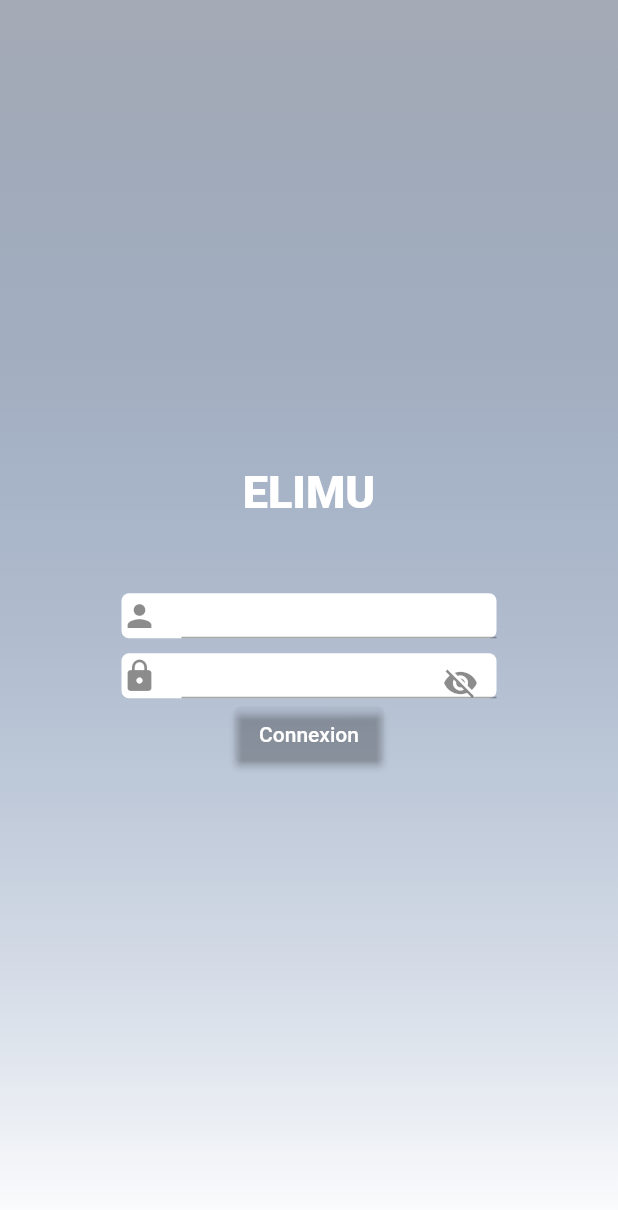
After one commit to KBjeanelie/elimu_universite_mobile, a Flutter app: the screen it shows after launch, after a tap on "Connexion", on a phone screen of 412 x 824 dp. The commit adds this screen. Shown: the top 1210 px of the screen. Run offline on Flutter 3.47's test engine with Material 3 defaults, Android fonts, the phone set to English and light mode, and no system bars; our stand-ins replace eva_icons_flutter, google_fonts.

Commit message:
splash et login

```diff
--- a/lib/main.dart
+++ b/lib/main.dart
@@ -1,7 +1,17 @@
+import 'package:elimu_universite_mobile/screens/login.dart';
+import 'package:elimu_universite_mobile/screens/splash_screen.dart';
 import 'package:elimu_universite_mobile/screens/home_screen.dart';
 import 'package:flutter/material.dart';
+import 'package:flutter/services.dart';
+import 'dart:io' show Platform;
+import 'package:google_fonts/google_fonts.dart';
 
-void main() {
+Future<void> main() async {
+  WidgetsFlutterBinding.ensureInitialized();
+  await SystemChrome.setPreferredOrientations(<DeviceOrientation>[
+    DeviceOrientation.portraitUp,
+    DeviceOrientation.portraitDown,
+  ]);
   runApp(const MyApp());
 }
 
@@ -11,10 +21,23 @@ class MyApp extends StatelessWidget {
   // This widget is the root of your application.
   @override
   Widget build(BuildContext context) {
-    return const MaterialApp(
+    SystemChrome.setSystemUIOverlayStyle(
+      SystemUiOverlayStyle(
+        statusBarColor: const Color.fromRGBO(25, 40, 62, 0),
+        statusBarIconBrightness: Brightness.light,
+        statusBarBrightness:
+            Platform.isIOS ? Brightness.dark : Brightness.light,
+        systemNavigationBarColor: const Color.fromRGBO(25, 40, 62, 0),
+        systemNavigationBarIconBrightness: Brightness.light,
+      ),
+    );
+    return MaterialApp(
       debugShowCheckedModeBanner: false,
-      title: 'ELIMU Universite',
-      home: HomeScreen(),
+      theme: ThemeData(
+        colorScheme: ColorScheme.fromSeed(seedColor: Colors.blue.shade900),
+        useMaterial3: false,
+      ),
+      home: const SplashScreen(),
     );
   }
 }
--- /dev/null
+++ b/lib/screens/login.dart
@@ -0,0 +1,105 @@
+import 'package:flutter/material.dart';
+import 'package:google_fonts/google_fonts.dart';
+
+class LoginScreen extends StatefulWidget {
+  const LoginScreen({super.key});
+
+  @override
+  State<LoginScreen> createState() => _LoginScreenState();
+}
+
+class _LoginScreenState extends State<LoginScreen> {
+  @override
+  Widget build(BuildContext context) {
+    TextEditingController emailController = TextEditingController();
+    TextEditingController mdpController = TextEditingController();
+
+    bool obscureText = false;
+    return Scaffold(
+      backgroundColor: Colors.transparent,
+      body: Container(
+        width: double.infinity,
+        height: double.infinity,
+        decoration: const BoxDecoration(
+          gradient: LinearGradient(
+            colors: [
+              Color.fromARGB(255, 165, 171, 182),
+              Color.fromARGB(0, 26, 68, 130),
+            ],
+            begin: Alignment.topCenter,
+            end: Alignment.bottomCenter,
+          ),
+        ),
+        child: Center(
+          child: Column(
+            mainAxisAlignment: MainAxisAlignment.center,
+            children: [
+              const Text(
+                'ELIMU',
+                style: TextStyle(
+                  color: Colors.white,
+                  fontSize: 30,
+                  fontWeight: FontWeight.w800,
+                ),
+              ),
+              const SizedBox(
+                height: 50,
+              ),
+              Container(
+                height: 30,
+                width: 250,
+                decoration: BoxDecoration(
+                  color: Colors.white,
+                  borderRadius: BorderRadius.circular(5),
+                ),
+                child: TextFormField(
+                  controller: emailController,
+                  keyboardType: TextInputType.emailAddress,
+                  decoration: const InputDecoration(icon: Icon(Icons.person)),
+                ),
+              ),
+              const SizedBox(
+                height: 10,
+              ),
+              Container(
+                height: 30,
+                width: 250,
+                decoration: BoxDecoration(
+                  color: Colors.white,
+                  borderRadius: BorderRadius.circular(5),
+                ),
+                child: TextFormField(
+                  controller: mdpController,
+                  keyboardType: TextInputType.visiblePassword,
+                  decoration: InputDecoration(
+                    icon: const Icon(Icons.lock),
+                    suffixIcon: GestureDetector(
+                      child: IconButton(
+                        onPressed: () {
+                          setState(() {
+                            obscureText = !obscureText;
+                          });
+                        },
+                        icon: Icon(obscureText
+                            ? Icons.visibility
+                            : Icons.visibility_off),
+                      ),
+                    ),
+                  ),
+                ),
+              ),
+              const Row(),
+              ElevatedButton(
+                style: ElevatedButton.styleFrom(
+                  backgroundColor: const Color.fromARGB(0, 103, 135, 182),
+                ),
+                onPressed: () {},
+                child: const Text('Connexion'),
+              ),
+            ],
+          ),
+        ),
+      ),
+    );
+  }
+}
--- /dev/null
+++ b/lib/screens/splash_screen.dart
@@ -0,0 +1,61 @@
+import 'package:elimu_universite_mobile/screens/login.dart';
+import 'package:flutter/material.dart';
+import 'package:google_fonts/google_fonts.dart';
+
+class SplashScreen extends StatefulWidget {
+  const SplashScreen({super.key});
+
+  @override
+  State<SplashScreen> createState() => _SplashScreenState();
+}
+
+class _SplashScreenState extends State<SplashScreen> {
+  @override
+  void initState() {
+    super.initState();
+    Future.delayed(const Duration(seconds: 5), () {
+      Navigator.pushReplacement(
+        context,
+        MaterialPageRoute(
+          builder: (context) => const LoginScreen(),
+        ),
+      );
+    });
+  }
+
+  @override
+  Widget build(BuildContext context) {
+    return Scaffold(
+      backgroundColor: Colors.transparent,
+      body: Container(
+        width: double.infinity,
+        height: double.infinity,
+        decoration: const BoxDecoration(
+          gradient: LinearGradient(
+            colors: [
+              Color.fromARGB(255, 165, 171, 182),
+              Color.fromARGB(0, 26, 68, 130),
+            ],
+            begin: Alignment.topCenter,
+            end: Alignment.bottomCenter,
+          ),
+        ),
+        child: const Center(
+          child: Column(
+            mainAxisAlignment: MainAxisAlignment.center,
+            children: [
+              Text(
+                'ELIMU',
+                style: TextStyle(
+                  color: Colors.white,
+                  fontSize: 30,
+                  fontWeight: FontWeight.w800,
+                ),
+              ),
+            ],
+          ),
+        ),
+      ),
+    );
+  }
+}
--- a/pubspec.yaml
+++ b/pubspec.yaml
@@ -36,6 +36,7 @@ dependencies:
   # Use with the CupertinoIcons class for iOS style icons.
   cupertino_icons: ^1.0.2
   eva_icons_flutter: ^3.1.0
+  google_fonts: ^6.1.0
 
 dev_dependencies:
   flutter_test:
@@ -46,7 +47,7 @@ dev_dependencies:
   # activated in the `analysis_options.yaml` file located at the root of your
   # package. See that file for information about deactivating specific lint
   # rules and activating additional ones.
-  flutter_lints: ^2.0.0
+  flutter_lints: ^3.0.1
 
 # For information on the generic Dart part of this file, see the
 # following page: https://dart.dev/tools/pub/pubspec
```
Also changed, not shown: pubspec.lock, 1 other file.
